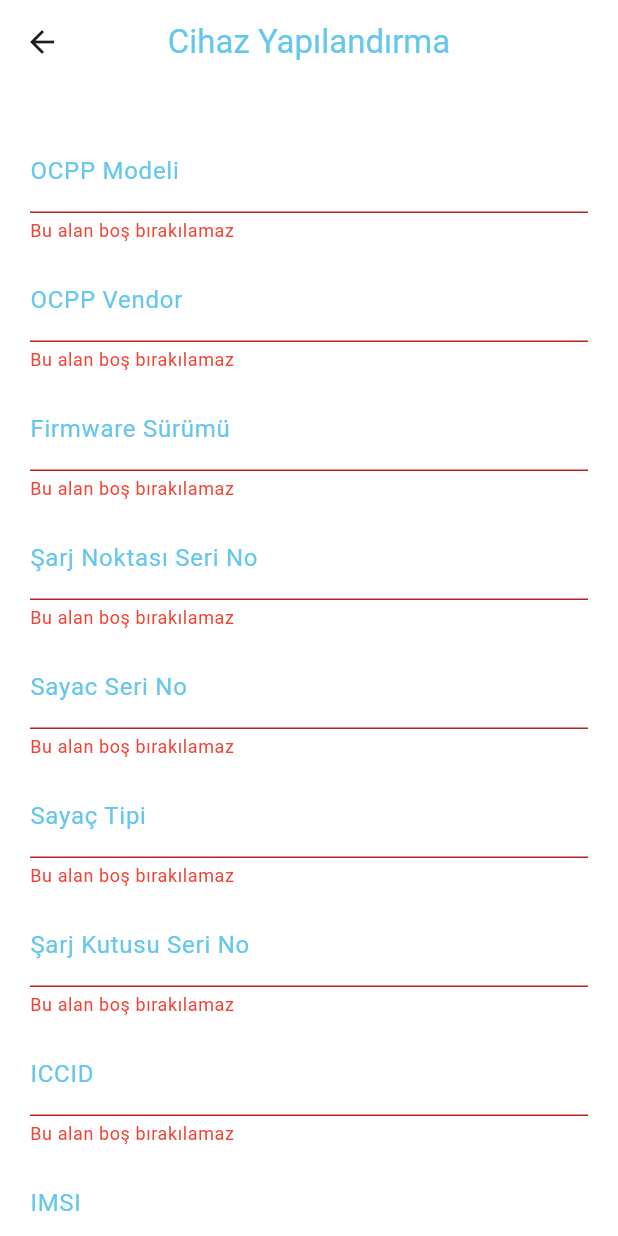
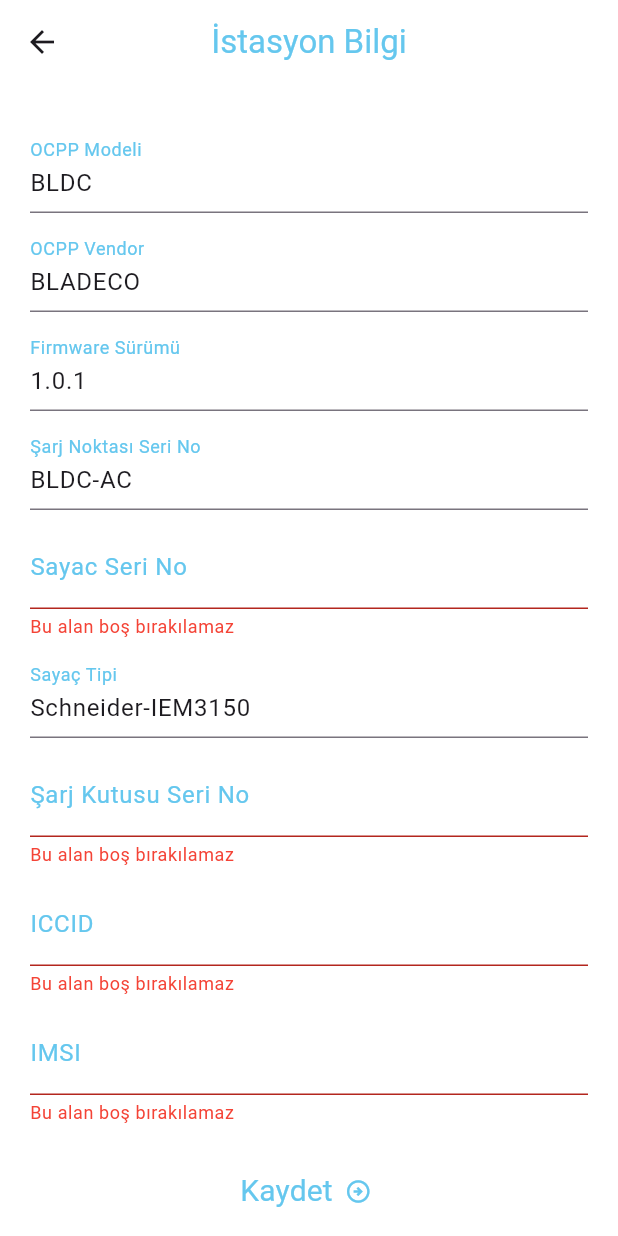
Before and after one commit to rahmiisahdalii/bladeco-config-son, a Flutter app: the DeviceConfigurationScreen screen opened directly, after a tap on "Kaydet", on a phone screen of 412 x 824 dp. Run offline on Flutter 3.47's test engine with Material 3 defaults, Android fonts, the phone set to English and light mode, and no system bars; our stand-ins replace dio, flutter_social_button, geolocator, get, permission_handler, shared_preferences; missing offline and left inert: easy_url_launcher, panara_dialogs, wifi_iot; accounts and stored records are empty.

Commit message:
update newconfigration

```diff
--- a/lib/screens/deviceConfig.dart
+++ b/lib/screens/deviceConfig.dart
@@ -24,7 +24,19 @@ class _DeviceConfigurationScreenState extends State<DeviceConfigurationScreen> {
   final imsiController = TextEditingController();
 
   final ApiController _apiController = Get.put(ApiController());
-
+    @override
+  void initState() {
+    super.initState();
+      ocppModelController.text = 'BLDC';             // İstasyon modeli
+  ocppVendorController.text = 'BLADECO';              // Firma ismi
+  firmwareVersionController.text = '1.0.1';          // Firmware sürümü
+  chargePointSerialController.text = 'BLDC-AC';    // Şarj noktası seri no
+  meterSerialController.text = '';           // Sayaç seri no
+  meterTypeController.text = 'Schneider-IEM3150';                 // Sayaç tipi
+  chargeBoxSerialController.text = '';       // Charge Box seri no
+  iccidController.text = '';        // SIM kart ICCID
+  imsiController.text = '';             // SIM kart IMSI
+  }
   @override
   Widget build(BuildContext context) {
     return Scaffold(
@@ -34,7 +46,7 @@ class _DeviceConfigurationScreenState extends State<DeviceConfigurationScreen> {
         elevation: 0,
         centerTitle: true,
         title: const Text(
-          'Cihaz Yapılandırma',
+          'İstasyon Bilgi',
           style:
               TextStyle(color: Color.fromRGBO(101, 199, 238, 1), fontSize: 22),
         ),
@@ -153,14 +165,14 @@ class _DeviceConfigurationScreenState extends State<DeviceConfigurationScreen> {
                           onPressed: () {
                             if (_formKey.currentState?.validate() ?? false) {
                               _apiController.sendDeviceConfiguration(
-                                ocppModel: ocppModelController.text,
-                                ocppVendor: ocppVendorController.text,
+                                model: ocppModelController.text,
+                                vendor: ocppVendorController.text,
                                 firmwareVersion: firmwareVersionController.text,
-                                chargePointSerial:
+                                chargePointSerialNumber:
                                     chargePointSerialController.text,
-                                meterSerial: meterSerialController.text,
+                                meterSerialNumber: meterSerialController.text,
                                 meterType: meterTypeController.text,
-                                chargeBoxSerial: chargeBoxSerialController.text,
+                                chargeBoxSerialNumber: chargeBoxSerialController.text,
                                 iccid: iccidController.text,
                                 imsi: imsiController.text,
                               );
--- a/lib/screens/espConfig.dart
+++ b/lib/screens/espConfig.dart
@@ -1,3 +1,5 @@
+import 'dart:io';
+
 import 'package:bladeco/components/components.dart';
 import 'package:bladeco/const/const.dart';
 import 'package:bladeco/controller/api_controller.dart';
@@ -36,15 +38,24 @@ class _EspConfigureScreenState extends State<EspConfigureScreen> {
   @override
   void initState() {
     super.initState();
+    hostController.text = 'wss://bladeco.ocpp.electroop.io:443/';
+    urlController.text = 'BLDC32AC';
+    modelController.text = 'BLDC32AC';
+    controller.text = 'BLADECO';
     scanWifi();
   }
 
   Future<void> scanWifi() async {
+  if (Platform.isIOS) {
+
+    return;
+  }
+
+  // Android cihazlar için devam
   LocationPermission permission = await Geolocator.checkPermission();
   bool isLocationEnabled = await Geolocator.isLocationServiceEnabled();
 
   if (permission == LocationPermission.denied || !isLocationEnabled) {
-      // Konum izni yok veya konum servisleri kapalı
     ScaffoldMessenger.of(context).showSnackBar(SnackBar(
       backgroundColor: Colors.green,
       content: Text(
@@ -63,7 +74,6 @@ class _EspConfigureScreenState extends State<EspConfigureScreen> {
         _wifiNetworks = networks ?? [];
       });
     } else {
-        // Kullanıcı izni reddettiyse uyarı gösterebilirsiniz
       ScaffoldMessenger.of(context).showSnackBar(SnackBar(
         backgroundColor: Colors.red,
         content: Text(
@@ -84,7 +94,7 @@ class _EspConfigureScreenState extends State<EspConfigureScreen> {
         elevation: 0,
         centerTitle: true,
         title: const Text(
-          ' Yapılandırma ',
+          'İstasyon Yapılandırma',
           style:
               TextStyle(color: Color.fromRGBO(101, 199, 238, 1), fontSize: 22),
         ),
@@ -98,7 +108,7 @@ class _EspConfigureScreenState extends State<EspConfigureScreen> {
               mainAxisAlignment: MainAxisAlignment.center,
               children: [
                 const SizedBox(height: 20),
-                DropdownButton<String>(
+                Platform.isAndroid ? DropdownButton<String>(
                   dropdownColor: Colors.white,
                   iconSize: 20,
                   alignment: Alignment.center,
@@ -114,7 +124,7 @@ class _EspConfigureScreenState extends State<EspConfigureScreen> {
                   onChanged: (value) {
                     ssidController.text = value ?? "";
                   },
-                ),
+                ) : SizedBox(),
                 CustomBuildText(
                   controller: ssidController,
                   labelName: "WİFİ ADI",
--- a/lib/screens/routerPage.dart
+++ b/lib/screens/routerPage.dart
@@ -7,7 +7,6 @@ import 'package:bladeco/screens/deviceConfig.dart';
 import 'package:bladeco/services/storage_service.dart';
 import 'package:flutter/material.dart';
 import 'package:flutter_social_button/flutter_social_button.dart';
-import 'package:shared_preferences/shared_preferences.dart';
 import 'package:panara_dialogs/panara_dialogs.dart';
 
 class RouterPage extends StatefulWidget {
@@ -201,7 +200,7 @@ class _RouterPageState extends State<RouterPage> {
               )
             ],
           ),
-        ))),
+        ),),),
         backgroundColor: Colors.white,
         appBar: AppBar(
           backgroundColor: Colors.white,
@@ -221,7 +220,7 @@ class _RouterPageState extends State<RouterPage> {
               NewWidget(
                 iconData:
                     FontAwesomeIcons.chargingStation, // Şarj istasyonu ikonu
-                data: "İstasyon Yapılandırma",
+                data: "İstasyon Bilgi",
                 bgColors: primaryColor,
                 onPressed: () {
                   Navigator.push(
@@ -233,7 +232,7 @@ class _RouterPageState extends State<RouterPage> {
               ),
               NewWidget(
                 iconData: FontAwesomeIcons.cogs, // Ayar/konfigürasyon ikonu
-                data: "Esp Yapılandırma",
+                data: "İstasyon Yapılandırma",
                 bgColors: primaryColor,
                 onPressed: () {
                   Navigator.push(
--- a/pubspec.yaml
+++ b/pubspec.yaml
@@ -16,7 +16,7 @@ publish_to: 'none' # Remove this line if you wish to publish to pub.dev
 # https://developer.apple.com/library/archive/documentation/General/Reference/InfoPlistKeyReference/Articles/CoreFoundationKeys.html
 # In Windows, build-name is used as the major, minor, and patch parts
 # of the product and file versions while build-number is used as the build suffix.
-version: 1.0.0+6
+version: 1.0.0+10
 
 environment:
   sdk: '>=3.4.4 <4.0.0'
```
Also changed, not shown: lib/controller/api_controller.dart (+12 -12 lines). Lines whose indentation alone changed are shown as unchanged.
